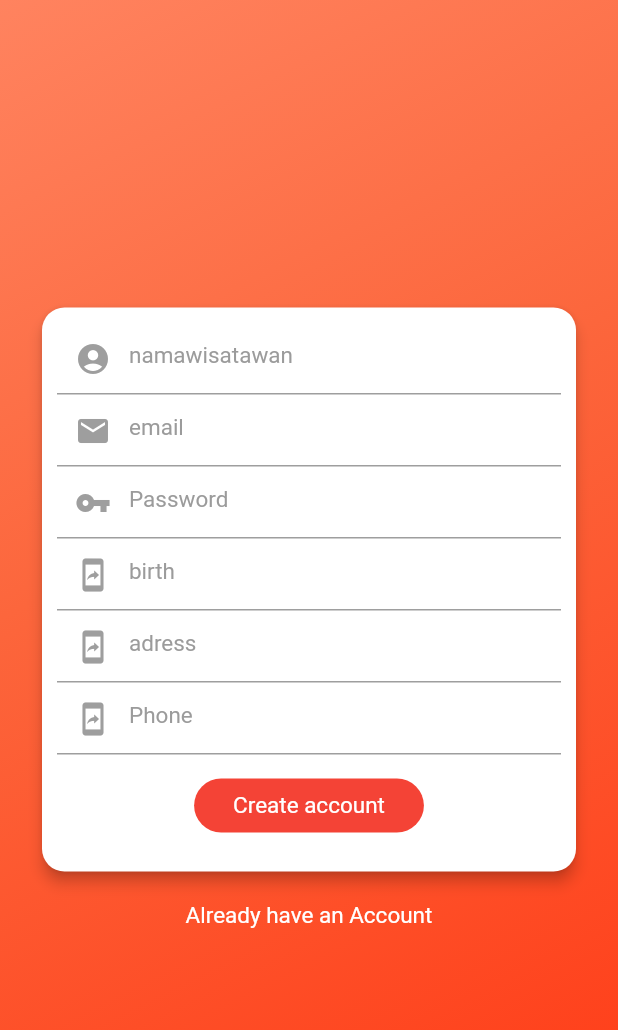
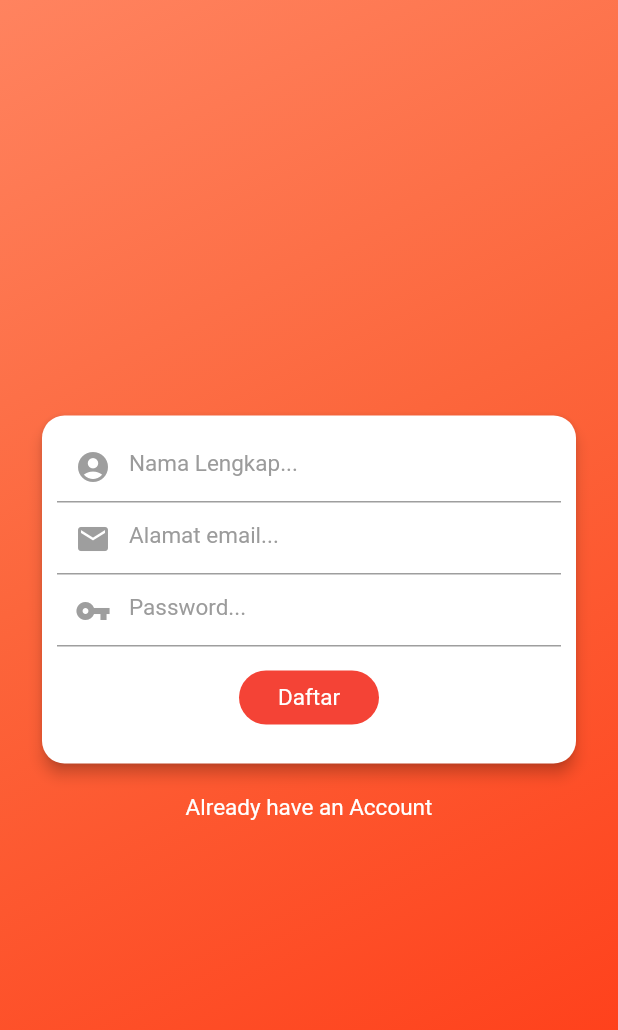
Before and after one commit to addeye/ayodolanapp, a Flutter app: the SignUp screen opened directly, on a phone screen of 412 x 824 dp. Shown: the top 1030 px of the screen. Run offline on Flutter 3.47's test engine with Material 2 defaults, Android fonts, the phone set to English and light mode, and no system bars; our stand-ins replace carousel_slider, shared_preferences; accounts and stored records are empty.

```diff
--- a/lib/SignUp/signUpScreen.dart
+++ b/lib/SignUp/signUpScreen.dart
@@ -15,9 +15,9 @@ class _SignUpState extends State<SignUp> {
   TextEditingController nama = TextEditingController();
   TextEditingController email = TextEditingController();
   TextEditingController password = TextEditingController();
-  TextEditingController tgl_lahir = TextEditingController();
-  TextEditingController alamat = TextEditingController();
-  TextEditingController no_telp = TextEditingController();
+  // TextEditingController tgl_lahir = TextEditingController();
+  // TextEditingController alamat = TextEditingController();
+  // TextEditingController no_telp = TextEditingController();
 
   bool _isLoading = false;
 
@@ -72,7 +72,7 @@ class _SignUpState extends State<SignUp> {
                                   Icons.account_circle,
                                   color: Colors.grey,
                                 ),
-                                hintText: "namawisatawan",
+                                hintText: "Nama Lengkap...",
                                 hintStyle: TextStyle(
                                     color: Color(0xFF9b9b9b),
                                     fontSize: 15,
@@ -90,7 +90,7 @@ class _SignUpState extends State<SignUp> {
                                   Icons.mail,
                                   color: Colors.grey,
                                 ),
-                                hintText: "email ",
+                                hintText: "Alamat email... ",
                                 hintStyle: TextStyle(
                                     color: Color(0xFF9b9b9b),
                                     fontSize: 15,
@@ -111,14 +111,14 @@ class _SignUpState extends State<SignUp> {
                                   Icons.vpn_key,
                                   color: Colors.grey,
                                 ),
-                                hintText: "Password",
+                                hintText: "Password...",
                                 hintStyle: TextStyle(
                                     color: Color(0xFF9b9b9b),
                                     fontSize: 15,
                                     fontWeight: FontWeight.normal),
                               ),
                             ),
-
+                            /*
                             TextField(
                               style: TextStyle(color: Color(0xFF000000)),
                               controller: tgl_lahir,
@@ -172,7 +172,7 @@ class _SignUpState extends State<SignUp> {
                                     fontWeight: FontWeight.normal),
                               ),
                             ),
-
+                            */
                             // SignUp Button ////
 
                             Padding(
@@ -182,9 +182,7 @@ class _SignUpState extends State<SignUp> {
                                     padding: EdgeInsets.only(
                                         top: 8, bottom: 8, left: 10, right: 10),
                                     child: Text(
-                                      _isLoading
-                                          ? 'Creating...'
-                                          : 'Create account',
+                                      _isLoading ? 'Proses...' : 'Daftar',
                                       textDirection: TextDirection.ltr,
                                       style: TextStyle(
                                         color: Colors.white,
@@ -244,21 +242,19 @@ class _SignUpState extends State<SignUp> {
     });
 
     var data = {
-      'nama': nama.text,
+      'name': nama.text,
       'email': email.text,
       'password': password.text,
-      'tgl_lahir': tgl_lahir.text,
-      'alamat': alamat.text,
-      'no_telp': no_telp.text,
     };
 
-    var res = await CallApi().postData(data, 'user/register');
+    var res = await CallApi().postData(data, 'register');
     print(res.body.toString());
     var body = json.decode(res.body.toString());
-    if (body['success']) {
+    if (body['status']) {
       SharedPreferences localStorage = await SharedPreferences.getInstance();
-      localStorage.setString('token', body['token']);
-      localStorage.setString('user', json.encode(body['user']));
+
+      localStorage.setString('token', body['data']['api_token']);
+      localStorage.setString('user', json.encode(body['data']));
 
       Navigator.push(
           context, new MaterialPageRoute(builder: (context) => HomePage()));
--- a/lib/api/api.dart
+++ b/lib/api/api.dart
@@ -4,7 +4,7 @@ import 'package:http/http.dart' as http;
 import 'package:shared_preferences/shared_preferences.dart';
 
 class CallApi {
-  final String _url = 'https://8cc2cf9890cf.ngrok.io/api/';
+  final String _url = 'https://d086bc592d00.ngrok.io/api/';
 
   postData(data, apiUrl) async {
     var fullUrl = _url + apiUrl + await _getToken();
@@ -12,7 +12,7 @@ class CallApi {
     print(fullUrl);
     return await http.post(fullUrl, body: jsonEncode(data), headers: {
       "Accept": "application/json",
-      "content-type": "application/json"
+      "Content-Type": "application/json"
     });
   }
 
@@ -24,11 +24,6 @@ class CallApi {
     });
   }
 
-  _setHeaders() => {
-        'Content-type': 'application/json',
-        'Accept': 'application/json',
-      };
-
   _getToken() async {
     SharedPreferences localStorage = await SharedPreferences.getInstance();
     var token = localStorage.getString('token');
```
Also changed, not shown: lib/Account/profile_page.dart (+39 -1 lines), 1 other file.
